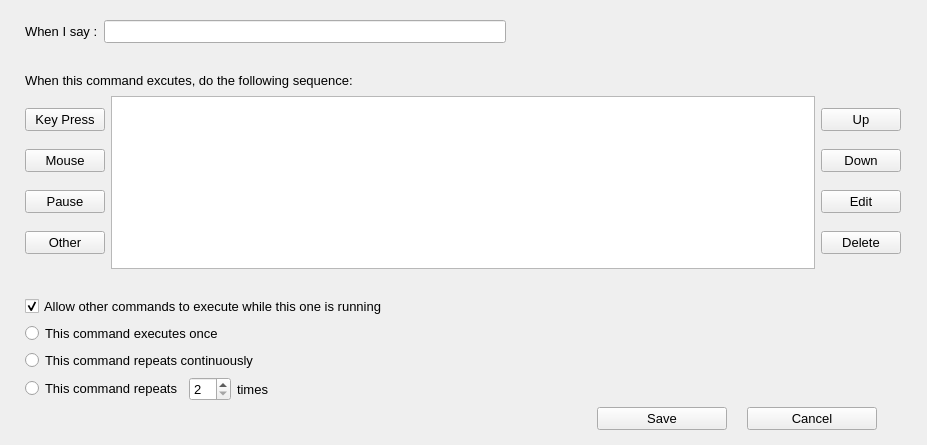
Qt form src/commandeditwnd.ui (stele95/LinVAM) before a commit.
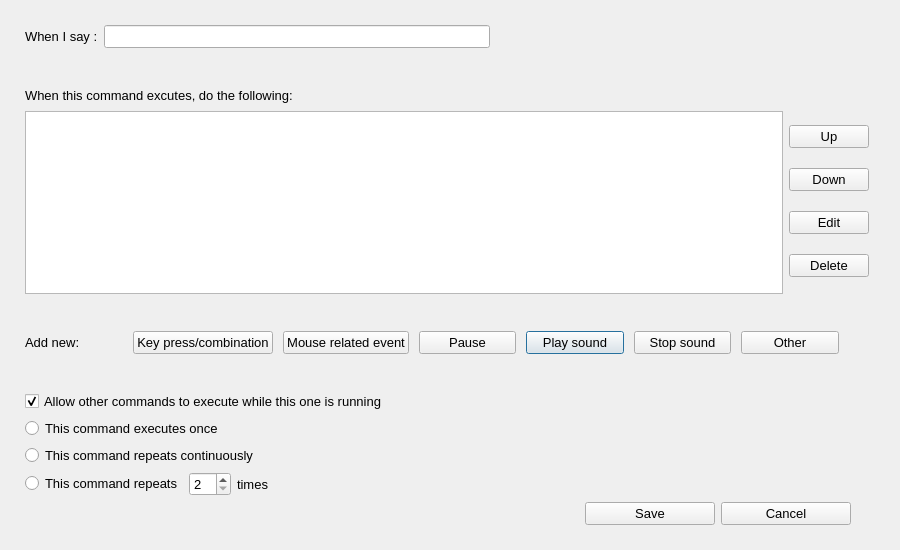
The same form after that commit.

Commit message: update ui for command edit window

```diff
--- a/src/commandeditwnd.ui
+++ b/src/commandeditwnd.ui
@@ -6,8 +6,8 @@
    <rect>
     <x>0</x>
     <y>0</y>
-    <width>927</width>
-    <height>445</height>
+    <width>900</width>
+    <height>550</height>
    </rect>
   </property>
   <property name="font">
@@ -18,97 +18,23 @@
   <property name="windowTitle">
    <string>Command Edit Dialog</string>
   </property>
+  <property name="sizeGripEnabled">
+   <bool>false</bool>
+  </property>
   <layout class="QGridLayout" name="gridLayout">
    <property name="leftMargin">
     <number>25</number>
    </property>
    <property name="topMargin">
-    <number>20</number>
+    <number>25</number>
    </property>
    <property name="rightMargin">
-    <number>20</number>
+    <number>25</number>
    </property>
    <property name="bottomMargin">
-    <number>15</number>
+    <number>25</number>
    </property>
-   <item row="4" column="0" colspan="2">
-    <spacer name="verticalSpacer_2">
-     <property name="orientation">
-      <enum>Qt::Vertical</enum>
-     </property>
-     <property name="sizeHint" stdset="0">
-      <size>
-       <width>20</width>
-       <height>40</height>
-      </size>
-     </property>
-    </spacer>
-   </item>
-   <item row="2" column="0" colspan="2">
-    <layout class="QHBoxLayout" name="horizontalLayout_6">
-     <item>
-      <widget class="QLabel" name="label_2">
-       <property name="text">
-        <string>When this command excutes, do the following sequence:</string>
-       </property>
-      </widget>
-     </item>
-     <item>
-      <spacer name="horizontalSpacer_2">
-       <property name="orientation">
-        <enum>Qt::Horizontal</enum>
-       </property>
-       <property name="sizeHint" stdset="0">
-        <size>
-         <width>40</width>
-         <height>20</height>
-        </size>
-       </property>
-      </spacer>
-     </item>
-    </layout>
-   </item>
-   <item row="1" column="0">
-    <spacer name="verticalSpacer">
-     <property name="orientation">
-      <enum>Qt::Vertical</enum>
-     </property>
-     <property name="sizeHint" stdset="0">
-      <size>
-       <width>20</width>
-       <height>40</height>
-      </size>
-     </property>
-    </spacer>
-   </item>
-   <item row="0" column="0" colspan="8">
-    <layout class="QHBoxLayout" name="horizontalLayout">
-     <item>
-      <widget class="QLabel" name="label">
-       <property name="text">
-        <string>When I say :</string>
-       </property>
-      </widget>
-     </item>
-     <item>
-      <widget class="QLineEdit" name="say"/>
-     </item>
-     <item>
-      <spacer name="horizontalSpacer">
-       <property name="orientation">
-        <enum>Qt::Horizontal</enum>
-       </property>
-       <property name="sizeHint" stdset="0">
-        <size>
-         <width>40</width>
-         <height>20</height>
-        </size>
-       </property>
-      </spacer>
-     </item>
-    </layout>
-   </item>
-   <item row="6" column="0">
+   <item row="9" column="0">
     <layout class="QHBoxLayout" name="horizontalLayout_9">
      <item>
       <widget class="QRadioButton" name="oneExe">
@@ -135,120 +61,8 @@
      </item>
     </layout>
    </item>
-   <item row="7" column="0">
-    <layout class="QHBoxLayout" name="horizontalLayout_10">
-     <item>
-      <widget class="QRadioButton" name="continueExe">
-       <property name="text">
-        <string>This command repeats continuously</string>
-       </property>
-       <property name="autoExclusive">
-        <bool>true</bool>
-       </property>
-      </widget>
-     </item>
-     <item>
-      <spacer name="horizontalSpacer_5">
-       <property name="orientation">
-        <enum>Qt::Horizontal</enum>
-       </property>
-       <property name="sizeHint" stdset="0">
-        <size>
-         <width>40</width>
-         <height>20</height>
-        </size>
-       </property>
-      </spacer>
-     </item>
-    </layout>
-   </item>
-   <item row="8" column="0">
-    <layout class="QHBoxLayout" name="horizontalLayout_11">
-     <item>
-      <widget class="QRadioButton" name="repeatExe">
-       <property name="text">
-        <string>This command repeats</string>
-       </property>
-       <property name="autoExclusive">
-        <bool>true</bool>
-       </property>
-      </widget>
-     </item>
-     <item>
-      <widget class="QSpinBox" name="repeatCnt">
-       <property name="minimum">
-        <number>2</number>
-       </property>
-      </widget>
-     </item>
-     <item>
-      <widget class="QLabel" name="label_3">
-       <property name="text">
-        <string>times</string>
-       </property>
-      </widget>
-     </item>
-     <item>
-      <spacer name="horizontalSpacer_6">
-       <property name="orientation">
-        <enum>Qt::Horizontal</enum>
-       </property>
-       <property name="sizeHint" stdset="0">
-        <size>
-         <width>40</width>
-         <height>20</height>
-        </size>
-       </property>
-      </spacer>
-     </item>
-    </layout>
-   </item>
    <item row="3" column="0" colspan="7">
     <layout class="QHBoxLayout" name="horizontalLayout_7">
-     <item>
-      <layout class="QVBoxLayout" name="verticalLayout_5">
-       <item>
-        <widget class="QPushButton" name="keyBut">
-         <property name="text">
-          <string>Key Press</string>
-         </property>
-         <property name="autoDefault">
-          <bool>false</bool>
-         </property>
-        </widget>
-       </item>
-       <item>
-        <widget class="QPushButton" name="mouseBut">
-         <property name="text">
-          <string>Mouse</string>
-         </property>
-         <property name="autoDefault">
-          <bool>false</bool>
-         </property>
-        </widget>
-       </item>
-       <item>
-        <widget class="QPushButton" name="pauseBut">
-         <property name="text">
-          <string>Pause</string>
-         </property>
-         <property name="autoDefault">
-          <bool>false</bool>
-         </property>
-        </widget>
-       </item>
-       <item>
-        <widget class="QPushButton" name="otherBut">
-         <property name="text">
-          <string>Other</string>
-         </property>
-         <property name="autoDefault">
-          <bool>false</bool>
-         </property>
-        </widget>
-       </item>
-      </layout>
-     </item>
      <item>
       <widget class="QListWidget" name="actionsListWidget">
        <property name="font">
@@ -304,7 +118,85 @@
      </item>
     </layout>
    </item>
-   <item row="5" column="0" colspan="3">
+   <item row="2" column="0" colspan="2">
+    <layout class="QHBoxLayout" name="horizontalLayout_6">
+     <item>
+      <widget class="QLabel" name="label_2">
+       <property name="text">
+        <string>When this command excutes, do the following:</string>
+       </property>
+      </widget>
+     </item>
+     <item>
+      <spacer name="horizontalSpacer_2">
+       <property name="orientation">
+        <enum>Qt::Horizontal</enum>
+       </property>
+       <property name="sizeHint" stdset="0">
+        <size>
+         <width>40</width>
+         <height>20</height>
+        </size>
+       </property>
+      </spacer>
+     </item>
+    </layout>
+   </item>
+   <item row="11" column="0">
+    <layout class="QHBoxLayout" name="horizontalLayout_11">
+     <item>
+      <widget class="QRadioButton" name="repeatExe">
+       <property name="text">
+        <string>This command repeats</string>
+       </property>
+       <property name="autoExclusive">
+        <bool>true</bool>
+       </property>
+      </widget>
+     </item>
+     <item>
+      <widget class="QSpinBox" name="repeatCnt">
+       <property name="minimum">
+        <number>2</number>
+       </property>
+      </widget>
+     </item>
+     <item>
+      <widget class="QLabel" name="label_3">
+       <property name="text">
+        <string>times</string>
+       </property>
+      </widget>
+     </item>
+     <item>
+      <spacer name="horizontalSpacer_6">
+       <property name="orientation">
+        <enum>Qt::Horizontal</enum>
+       </property>
+       <property name="sizeHint" stdset="0">
+        <size>
+         <width>40</width>
+         <height>20</height>
+        </size>
+       </property>
+      </spacer>
+     </item>
+    </layout>
+   </item>
+   <item row="1" column="0">
+    <spacer name="verticalSpacer">
+     <property name="orientation">
+      <enum>Qt::Vertical</enum>
+     </property>
+     <property name="sizeHint" stdset="0">
+      <size>
+       <width>20</width>
+       <height>40</height>
+      </size>
+     </property>
+    </spacer>
+   </item>
+   <item row="8" column="0" colspan="3">
     <layout class="QHBoxLayout" name="horizontalLayout_8">
      <item>
       <widget class="QCheckBox" name="asyncChk">
@@ -331,11 +223,143 @@
      </item>
     </layout>
    </item>
-   <item row="12" column="0" colspan="3">
-    <layout class="QHBoxLayout" name="horizontalLayout_12">
+   <item row="7" column="0">
+    <spacer name="verticalSpacer_3">
+     <property name="orientation">
+      <enum>Qt::Vertical</enum>
+     </property>
+     <property name="sizeHint" stdset="0">
+      <size>
+       <width>20</width>
+       <height>40</height>
+      </size>
+     </property>
+    </spacer>
+   </item>
+   <item row="6" column="0" colspan="2">
+    <layout class="QHBoxLayout" name="horizontalLayout_2">
      <property name="spacing">
-      <number>20</number>
+      <number>10</number>
      </property>
+     <item>
+      <widget class="QLabel" name="label_4">
+       <property name="text">
+        <string>Add new:</string>
+       </property>
+      </widget>
+     </item>
+     <item>
+      <widget class="QPushButton" name="keyBtn">
+       <property name="text">
+        <string>Key press/combination</string>
+       </property>
+       <property name="autoDefault">
+        <bool>false</bool>
+       </property>
+      </widget>
+     </item>
+     <item>
+      <widget class="QPushButton" name="mouseBtn">
+       <property name="text">
+        <string>Mouse related event</string>
+       </property>
+       <property name="autoDefault">
+        <bool>false</bool>
+       </property>
+      </widget>
+     </item>
+     <item>
+      <widget class="QPushButton" name="pauseBtn">
+       <property name="text">
+        <string>Pause</string>
+       </property>
+       <property name="autoDefault">
+        <bool>false</bool>
+       </property>
+      </widget>
+     </item>
+     <item>
+      <widget class="QPushButton" name="playSoundBtn">
+       <property name="text">
+        <string>Play sound</string>
+       </property>
+      </widget>
+     </item>
+     <item>
+      <widget class="QPushButton" name="stopSoundBtn">
+       <property name="text">
+        <string>Stop sound</string>
+       </property>
+      </widget>
+     </item>
+     <item>
+      <widget class="QPushButton" name="otherBtn">
+       <property name="text">
+        <string>Other</string>
+       </property>
+       <property name="autoDefault">
+        <bool>false</bool>
+       </property>
+      </widget>
+     </item>
+    </layout>
+   </item>
+   <item row="0" column="0" colspan="8">
+    <layout class="QHBoxLayout" name="horizontalLayout" stretch="0,0,0">
+     <item>
+      <widget class="QLabel" name="label">
+       <property name="text">
+        <string>When I say :</string>
+       </property>
+      </widget>
+     </item>
+     <item>
+      <widget class="QLineEdit" name="say"/>
+     </item>
+     <item>
+      <spacer name="horizontalSpacer">
+       <property name="orientation">
+        <enum>Qt::Horizontal</enum>
+       </property>
+       <property name="sizeHint" stdset="0">
+        <size>
+         <width>40</width>
+         <height>20</height>
+        </size>
+       </property>
+      </spacer>
+     </item>
+    </layout>
+   </item>
+   <item row="10" column="0">
+    <layout class="QHBoxLayout" name="horizontalLayout_10" stretch="0,0">
+     <item>
+      <widget class="QRadioButton" name="continueExe">
+       <property name="text">
+        <string>This command repeats continuously</string>
+       </property>
+       <property name="autoExclusive">
+        <bool>true</bool>
+       </property>
+      </widget>
+     </item>
+     <item>
+      <spacer name="horizontalSpacer_5">
+       <property name="orientation">
+        <enum>Qt::Horizontal</enum>
+       </property>
+       <property name="sizeHint" stdset="0">
+        <size>
+         <width>40</width>
+         <height>20</height>
+        </size>
+       </property>
+      </spacer>
+     </item>
+    </layout>
+   </item>
+   <item row="15" column="0" colspan="4">
+    <layout class="QHBoxLayout" name="horizontalLayout_12">
      <item>
       <spacer name="horizontalSpacer_7">
        <property name="orientation">
@@ -383,6 +407,19 @@
      </item>
     </layout>
    </item>
+   <item row="4" column="0" colspan="2">
+    <spacer name="verticalSpacer_2">
+     <property name="orientation">
+      <enum>Qt::Vertical</enum>
+     </property>
+     <property name="sizeHint" stdset="0">
+      <size>
+       <width>20</width>
+       <height>40</height>
+      </size>
+     </property>
+    </spacer>
+   </item>
   </layout>
  </widget>
  <resources/>
```
The commit also changes 2 other files.
